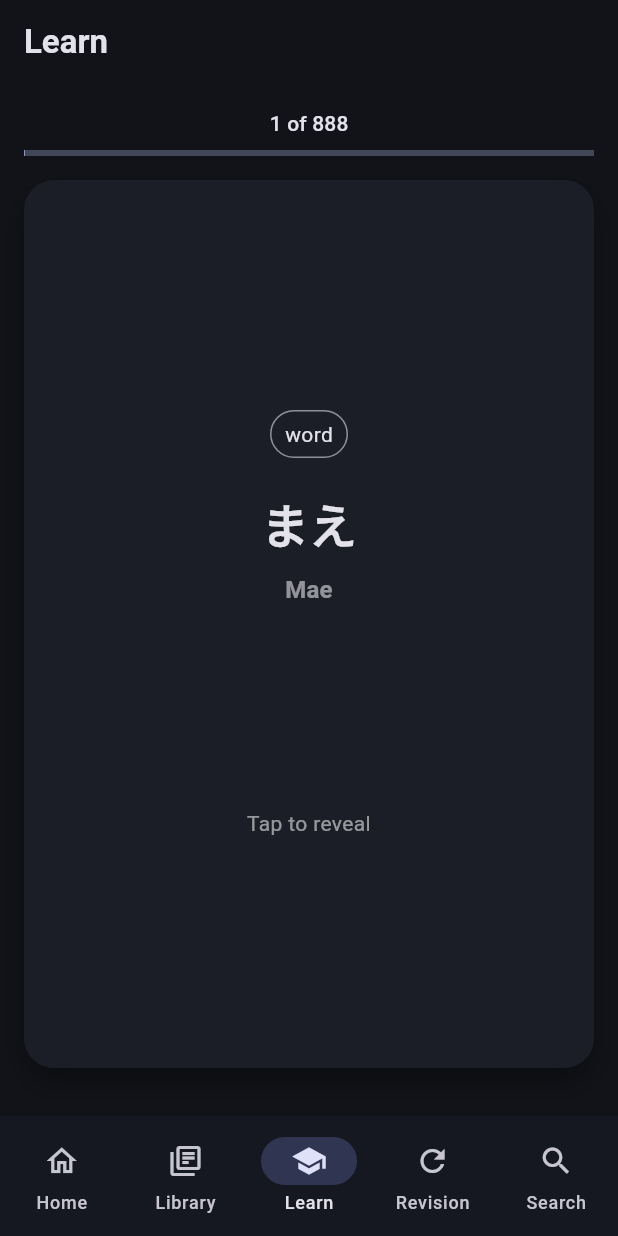
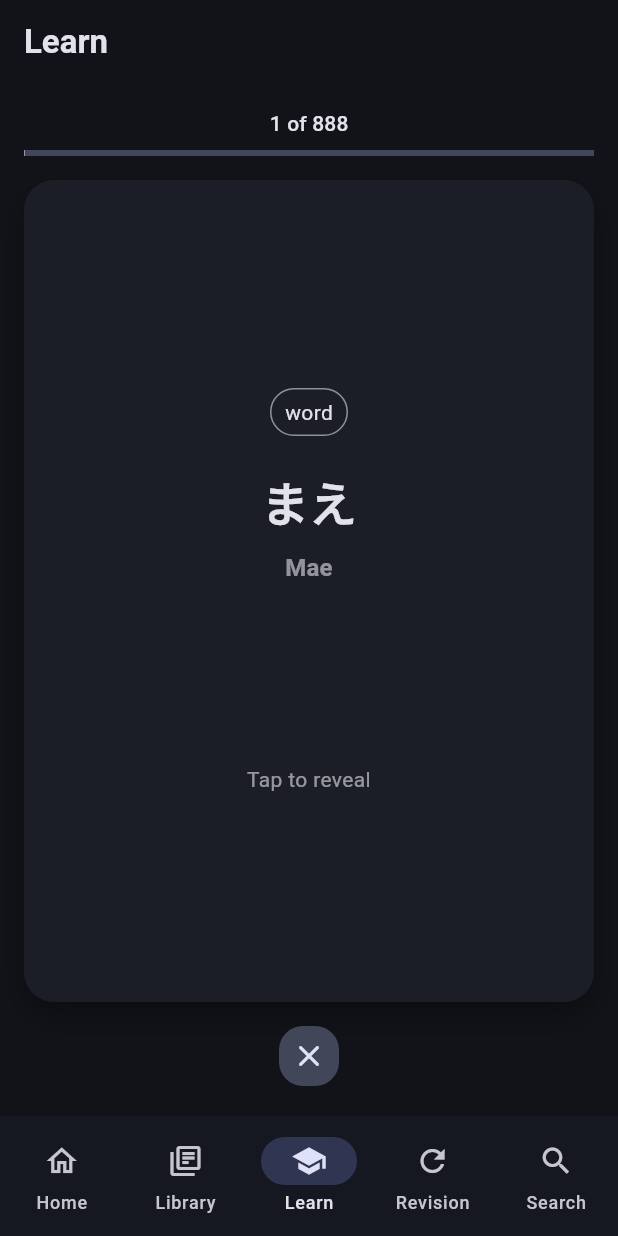
Before and after one commit to Manishkumar62/ManisuLearn---Japanese-Learning-App, a Flutter app: the screen it shows after launch, item 3 of the bottom bar chosen, on a phone screen of 412 x 824 dp. Run offline on Flutter 3.47's test engine with Material 3 defaults, Android fonts, the phone set to English and light mode, and no system bars; our stand-ins replace equatable, flutter_bloc, hive, hive_flutter; accounts and stored records are empty.

Commit message:
skip in learn

```diff
--- a/lib/features/learn/presentation/pages/learn_page.dart
+++ b/lib/features/learn/presentation/pages/learn_page.dart
@@ -314,7 +314,23 @@ class _LearnFlashcardState extends State<_LearnFlashcard> {
             ),
           ),
 
-          const SizedBox(height: 16),
+          if (!isRevealed)
+            Padding(
+              padding: const EdgeInsets.only(top: 12),
+              child: IconButton.filledTonal(
+                onPressed: () {
+                  context.read<LearnBloc>().add(const SkipLearningItem());
+                },
+                icon: const Icon(Icons.close_rounded),
+                style: IconButton.styleFrom(
+                  shape: const RoundedRectangleBorder(
+                    borderRadius: BorderRadius.all(Radius.circular(16)),
+                  ),
+                ),
+              ),
+            )
+          else
+            const SizedBox(height: 16),
         ],
       ),
     );
```
